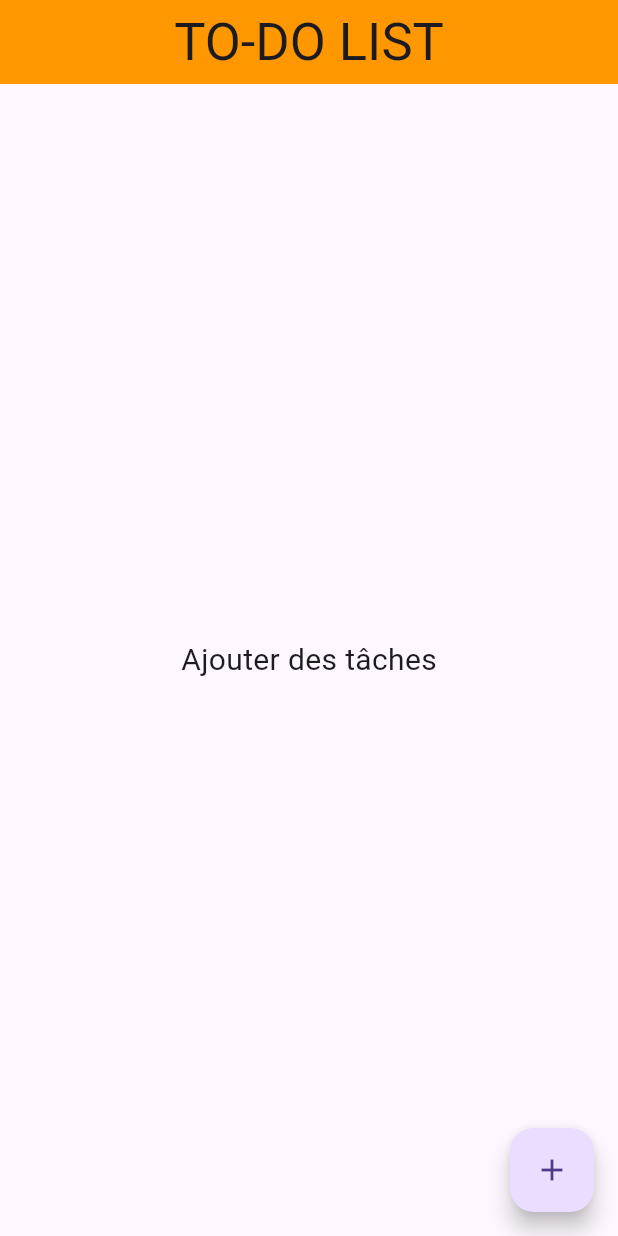
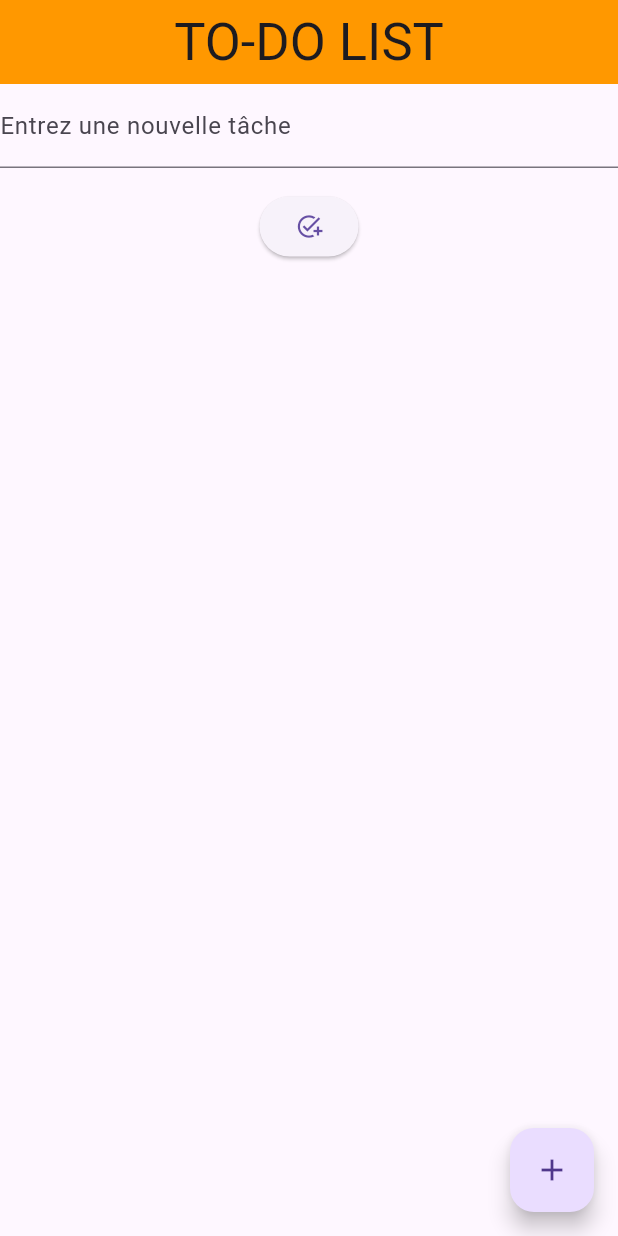
Before and after one commit to ImadSlm/todo_list_flutter, a Flutter app: the screen it shows after launch, on a phone screen of 412 x 824 dp. Run offline on Flutter 3.47's test engine with Material 3 defaults, Android fonts, the phone set to English and light mode, and no system bars.

Commit message:
add text input

```diff
--- a/lib/main.dart
+++ b/lib/main.dart
@@ -19,8 +19,6 @@ class MyApp extends StatelessWidget {
   }
 }
 
-
-
 class TDLInterface extends StatelessWidget {
   const TDLInterface({
     super.key,
@@ -37,11 +35,20 @@ class TDLInterface extends StatelessWidget {
         )),
         backgroundColor: Colors.orange,
       ),
-      body: Center(
-        child: Text(
-          'Ajouter des tâches',
-          style: TextStyle(fontSize: 20),
-        ),
+      body: Column(
+        children: [
+          TextField(
+            decoration: InputDecoration(labelText: "Entrez une nouvelle tâche"),
+            controller: null,
+          ),
+          SizedBox(
+            height: 15,
+          ),
+          ElevatedButton(
+            onPressed: () {},
+            child: Icon(Icons.add_task),
+          )
+        ],
       ),
       floatingActionButton: FloatingActionButton(
         onPressed: () {
```
